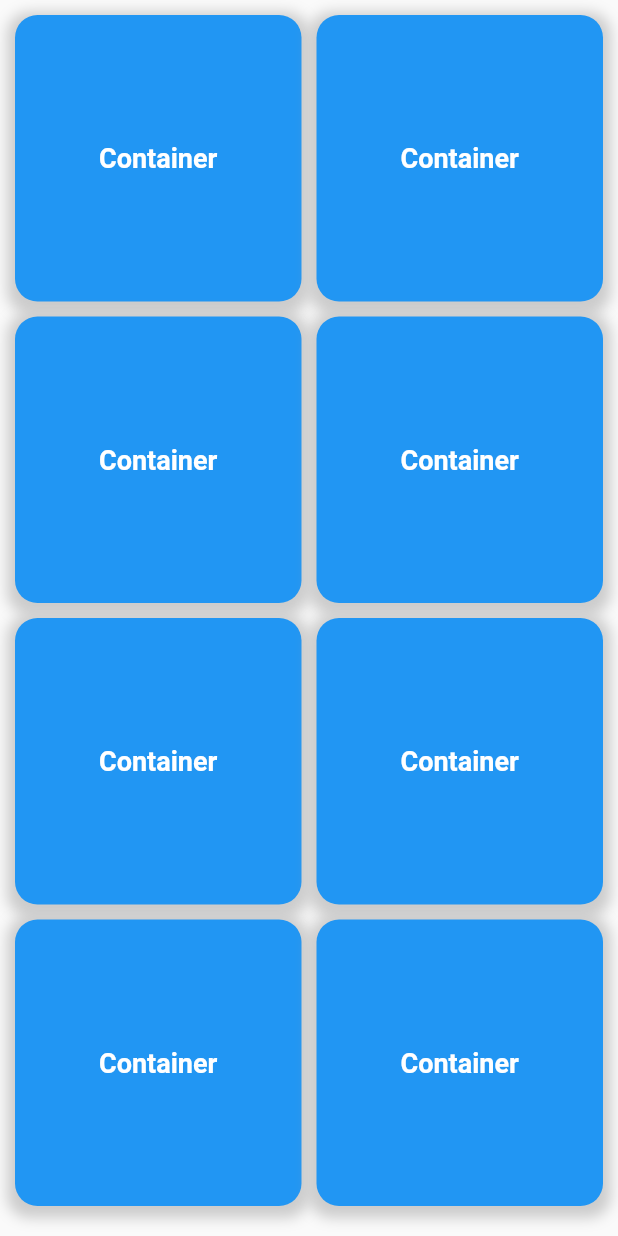
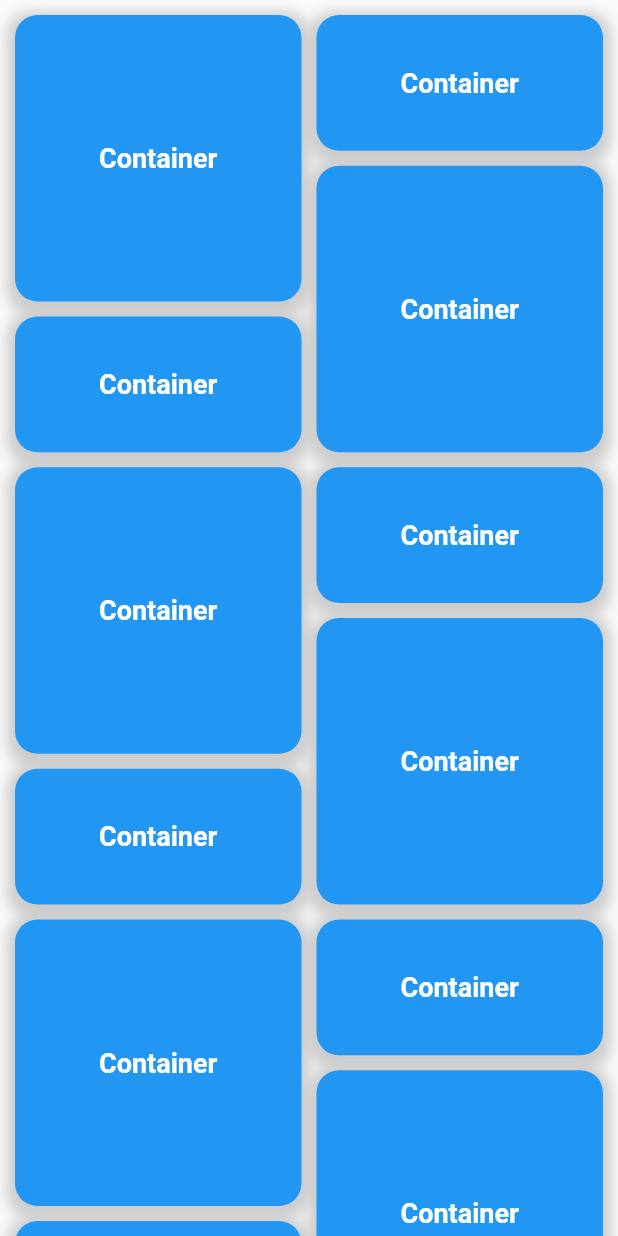
Before and after one commit to markruzo/app_akademie, a Flutter app: the ContainerPage widget shown alone on an empty page, opened directly, on a phone screen of 412 x 824 dp. Run offline on Flutter 3.47's test engine with Material 2 defaults, Android fonts, the phone set to English and light mode, and no system bars; our stand-ins replace google_fonts.

Commit message:
Staggered GridView

```diff
--- a/lib/task_solutions/5_1_3_ListViews/aufgabe_3.dart
+++ b/lib/task_solutions/5_1_3_ListViews/aufgabe_3.dart
@@ -1,4 +1,5 @@
 import 'package:flutter/material.dart';
+import 'package:flutter_staggered_grid_view/flutter_staggered_grid_view.dart';
 
 void main() {
   runApp(const MyApp());
@@ -13,7 +14,7 @@ class MyApp extends StatelessWidget {
       debugShowCheckedModeBanner: false,
       home: Scaffold(
         appBar: AppBar(
-          title: const Text('Container'),
+          title: const Text('Staggered Grid View'),
         ),
         body: const ContainerPage(),
       ),
@@ -26,21 +27,15 @@ class ContainerPage extends StatelessWidget {
 
   @override
   Widget build(BuildContext context) {
-    return GridView.count(
-      crossAxisCount: 2,
+    return StaggeredGridView.countBuilder(
+      crossAxisCount: 4,
+      itemCount: 12,
       mainAxisSpacing: 10.0,
       crossAxisSpacing: 10.0,
       padding: const EdgeInsets.all(10.0),
-      children: const [
-        StyledContainer(),
-        StyledContainer(),
-        StyledContainer(),
-        StyledContainer(),
-        StyledContainer(),
-        StyledContainer(),
-        StyledContainer(),
-        StyledContainer(),
-      ],
+      staggeredTileBuilder: (int index) =>
+          StaggeredTile.count(2, index.isEven ? 2 : 1),
+      itemBuilder: (BuildContext context, int index) => const StyledContainer(),
     );
   }
 }
--- a/pubspec.yaml
+++ b/pubspec.yaml
@@ -36,6 +36,7 @@ dependencies:
   # The following adds the Cupertino Icons font to your application.
   # Use with the CupertinoIcons class for iOS style icons.
   cupertino_icons: ^1.0.2
+  flutter_staggered_grid_view: ^0.4.0
 
 dev_dependencies:
   flutter_test:
```
Also changed, not shown: lib/task_solutions/5_1_3_ListViews/Simulator Screenshot - iPhone 13 mini - 2023-08-17 at 14.31.25.png (added), pubspec.lock, 1 other file.
